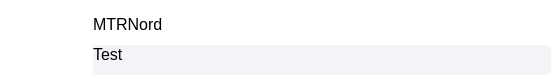
Old version of the form qml/ui/message.ui in the repository Nordgedanken/Morpheus.
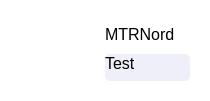
New version of the form. Icons and pictures are not drawn.

Commit message: Preapre Room List, fix #26, fix avatar radius and avatar generating, make message background a bot darker, move some functions in the MainUI to another Method to keep it clean, add one more linter

Diff of the .ui file:
```diff
--- a/qml/ui/message.ui
+++ b/qml/ui/message.ui
@@ -6,8 +6,8 @@
    <rect>
     <x>0</x>
     <y>0</y>
-    <width>560</width>
-    <height>83</height>
+    <width>210</width>
+    <height>97</height>
    </rect>
   </property>
   <property name="windowTitle">
@@ -17,60 +17,27 @@
    <string notr="true">background-color:transparent;</string>
   </property>
   <layout class="QFormLayout" name="formLayout">
-   <property name="horizontalSpacing">
-    <number>0</number>
-   </property>
-   <property name="verticalSpacing">
-    <number>0</number>
-   </property>
-   <property name="leftMargin">
-    <number>0</number>
-   </property>
-   <property name="topMargin">
-    <number>0</number>
-   </property>
-   <property name="rightMargin">
-    <number>0</number>
-   </property>
-   <property name="bottomMargin">
-    <number>0</number>
-   </property>
    <item row="0" column="0">
     <widget class="QWidget" name="widget_2" native="true">
      <property name="sizePolicy">
-      <sizepolicy hsizetype="Fixed" vsizetype="Fixed">
+      <sizepolicy hsizetype="Preferred" vsizetype="Preferred">
        <horstretch>0</horstretch>
        <verstretch>0</verstretch>
       </sizepolicy>
      </property>
      <layout class="QGridLayout" name="gridLayout">
-      <property name="leftMargin">
-       <number>0</number>
-      </property>
-      <property name="topMargin">
-       <number>0</number>
-      </property>
-      <property name="rightMargin">
-       <number>0</number>
-      </property>
-      <property name="bottomMargin">
-       <number>0</number>
-      </property>
-      <property name="spacing">
-       <number>0</number>
-      </property>
       <item row="0" column="0">
        <widget class="QWidget" name="widget_3" native="true">
         <property name="sizePolicy">
-         <sizepolicy hsizetype="Minimum" vsizetype="Minimum">
+         <sizepolicy hsizetype="Preferred" vsizetype="Preferred">
           <horstretch>0</horstretch>
           <verstretch>0</verstretch>
          </sizepolicy>
         </property>
         <property name="minimumSize">
          <size>
-          <width>84</width>
-          <height>84</height>
+          <width>61</width>
+          <height>61</height>
          </size>
         </property>
         <widget class="QLabel" name="avatar">
@@ -78,12 +45,12 @@
           <rect>
            <x>0</x>
            <y>0</y>
-           <width>84</width>
-           <height>84</height>
+           <width>61</width>
+           <height>61</height>
           </rect>
          </property>
          <property name="sizePolicy">
-          <sizepolicy hsizetype="Preferred" vsizetype="Preferred">
+          <sizepolicy hsizetype="Fixed" vsizetype="Fixed">
            <horstretch>0</horstretch>
            <verstretch>0</verstretch>
           </sizepolicy>
@@ -143,9 +110,12 @@
          </font>
         </property>
         <property name="styleSheet">
-         <string notr="true">background-color: rgb(242, 244, 248);
+         <string notr="true">/*OLD COLOR
+background-color: rgb(242, 244, 248); */
+background-color: rgb(239, 239, 250);
 border: 0;
-border-radius:5px;</string>
+border-radius:5px;
+</string>
         </property>
         <property name="text">
          <string>Test</string>
```
The commit also changes 9 other files.
